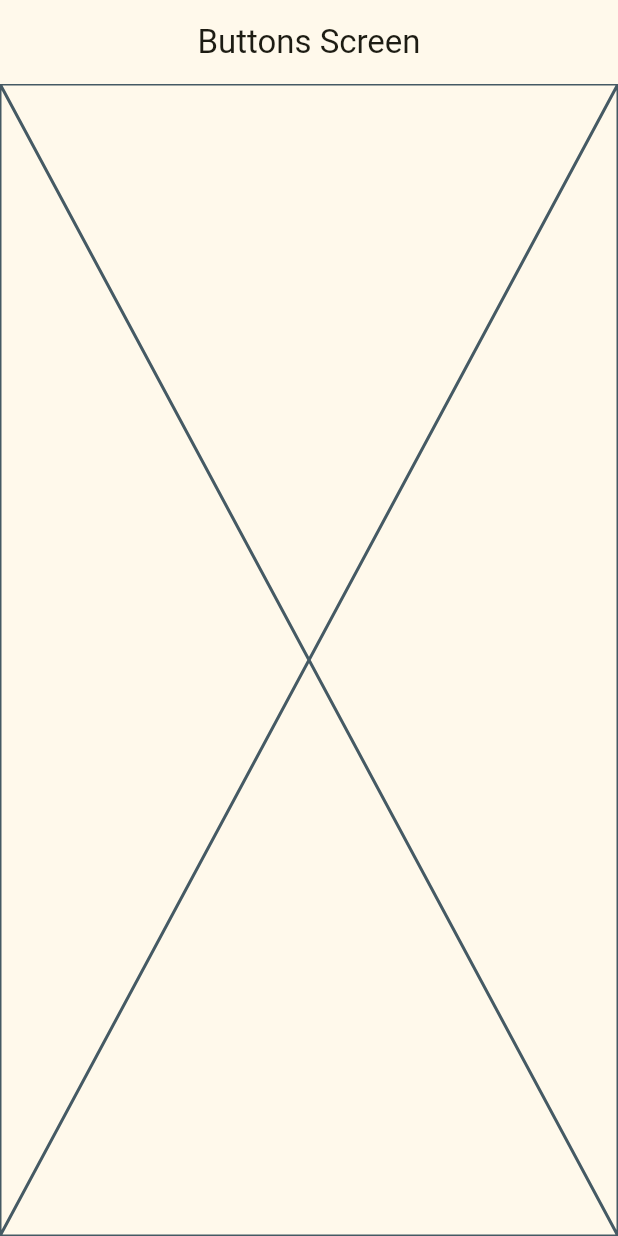
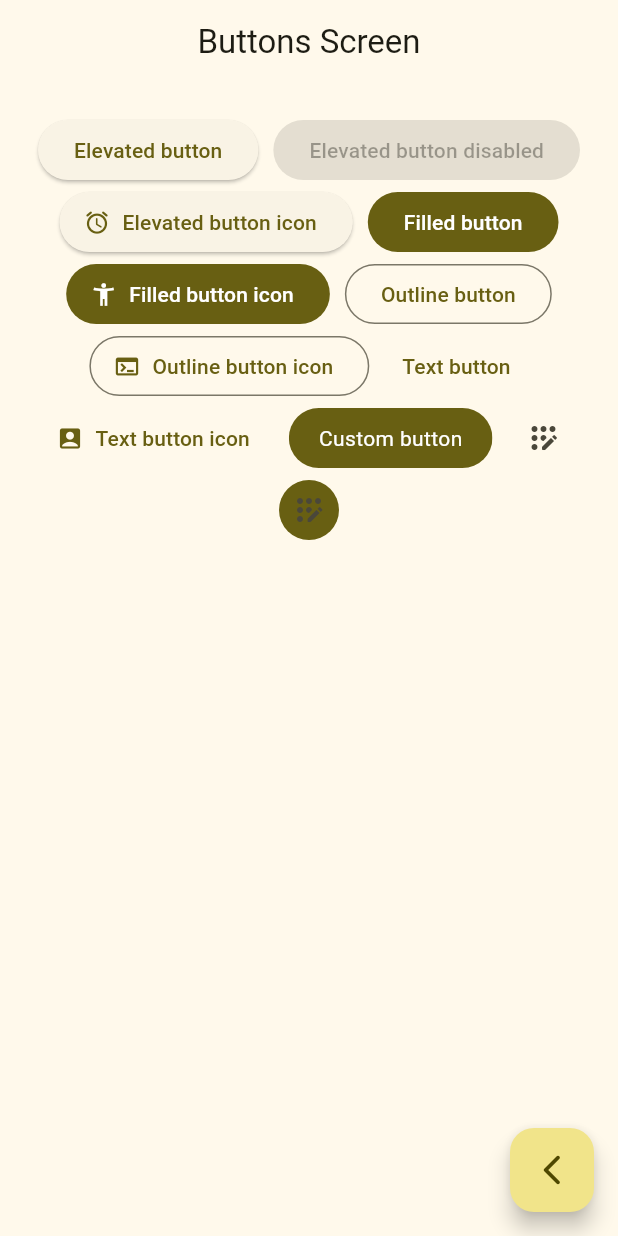
Before and after one commit to ulises1612/widgets_app, a Flutter app: the ButtonsScreen screen opened by its route, on a phone screen of 412 x 824 dp. Run offline on Flutter 3.47's test engine with Material 3 defaults, Android fonts, the phone set to English and light mode, and no system bars; our stand-ins replace go_router.

Commit message:
button screen finished

```diff
--- a/lib/presentation/screens/buttons/buttons_screen.dart
+++ b/lib/presentation/screens/buttons/buttons_screen.dart
@@ -1,4 +1,5 @@
 import 'package:flutter/material.dart';
+import 'package:go_router/go_router.dart';
 
 class ButtonsScreen extends StatelessWidget {
   static const String name = 'buttons_screen';
@@ -10,7 +11,89 @@ class ButtonsScreen extends StatelessWidget {
       appBar: AppBar(
         title: const Text('Buttons Screen'),
       ),
-      body: const Placeholder(),
+      body: const _ButtonsView(),
+      floatingActionButton: FloatingActionButton(
+        child: const Icon(Icons.arrow_back_ios_new_rounded),
+        onPressed: (){
+          context.pop();
+        }
+      ),
     );
   }
 }
+
+class _ButtonsView extends StatelessWidget {
+  const _ButtonsView();
+
+  @override
+  Widget build(BuildContext context) {
+
+    final colors = Theme.of(context).colorScheme;
+
+    return SizedBox(
+      width: double.infinity,
+      child: Padding(
+        padding: const EdgeInsets.symmetric(horizontal: 10,vertical: 20),
+        child: Wrap(
+          crossAxisAlignment: WrapCrossAlignment.center,
+          alignment: WrapAlignment.center,
+          spacing: 10,
+          children: [
+            ElevatedButton(onPressed: (){}, child: const Text('Elevated button')),
+            const ElevatedButton(onPressed: null, child: Text('Elevated button disabled')),
+            ElevatedButton.icon(onPressed: (){}, icon: const Icon(Icons.access_alarm_rounded), label: const Text('Elevated button icon')),
+
+            FilledButton(onPressed: (){}, child: const Text('Filled button')),
+            FilledButton.icon(onPressed: (){}, icon: const Icon(Icons.accessibility_new),label: const Text('Filled button icon')),
+
+            OutlinedButton(onPressed: (){}, child: const Text('Outline button')),
+            OutlinedButton.icon(onPressed: (){},icon: const Icon(Icons.terminal),label: const Text('Outline button icon')),
+
+            TextButton(onPressed: (){}, child: const Text('Text button')),
+            TextButton.icon(onPressed: (){}, icon: const Icon(Icons.account_box_rounded) ,label: const Text('Text button icon')),
+
+            // TODO custom button
+            const CustomButton(),
+
+
+            IconButton(onPressed: (){}, icon: const Icon(Icons.app_registration_rounded)),
+            IconButton(
+              onPressed: (){},
+              icon: const Icon(Icons.app_registration_rounded),
+              style: ButtonStyle(
+                backgroundColor: MaterialStatePropertyAll(colors.primary)
+              ),
+            ),
+
+          ],
+        ),
+      ),
+    );
+  }
+}
+
+
+class CustomButton extends StatelessWidget {
+  const CustomButton({super.key});
+
+  @override
+  Widget build(BuildContext context) {
+
+    final colors = Theme.of(context).colorScheme;
+
+    return ClipRRect(
+      borderRadius: BorderRadius.circular(20),
+      child: Material(
+        color: colors.primary,
+        child: InkWell(
+          splashColor: Colors.red,
+          onTap: (){},
+          child: Padding(
+            padding: EdgeInsets.symmetric(horizontal: 20,vertical: 10),
+            child: Text('Custom button',style: TextStyle(color: Colors.white),)
+          ),
+        ),
+      ),
+    );
+  }
+}
```
